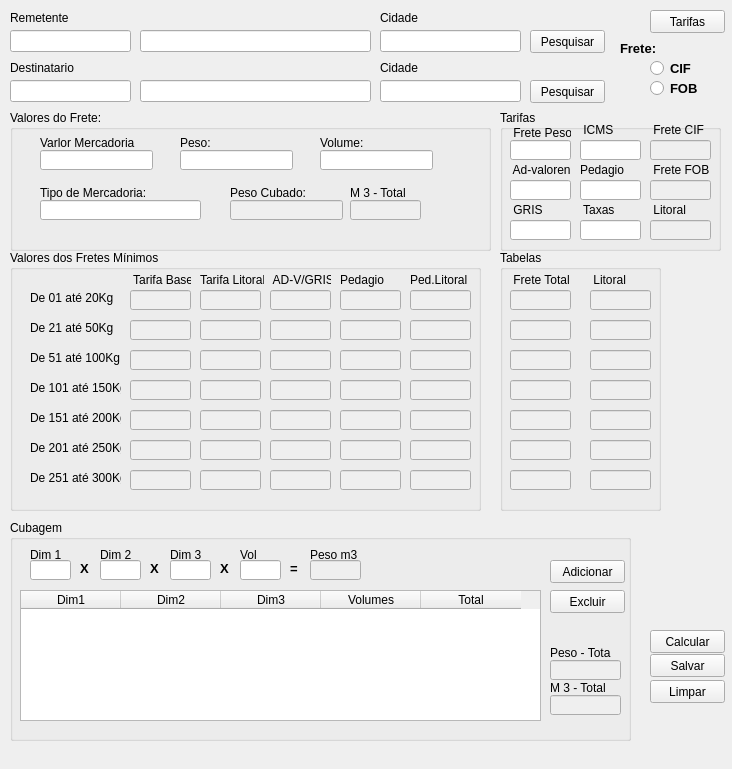
Before: the Qt Designer form Forms/frm_principal_full.ui in luissantananet/SistCotacao, drawn with Qt 5.
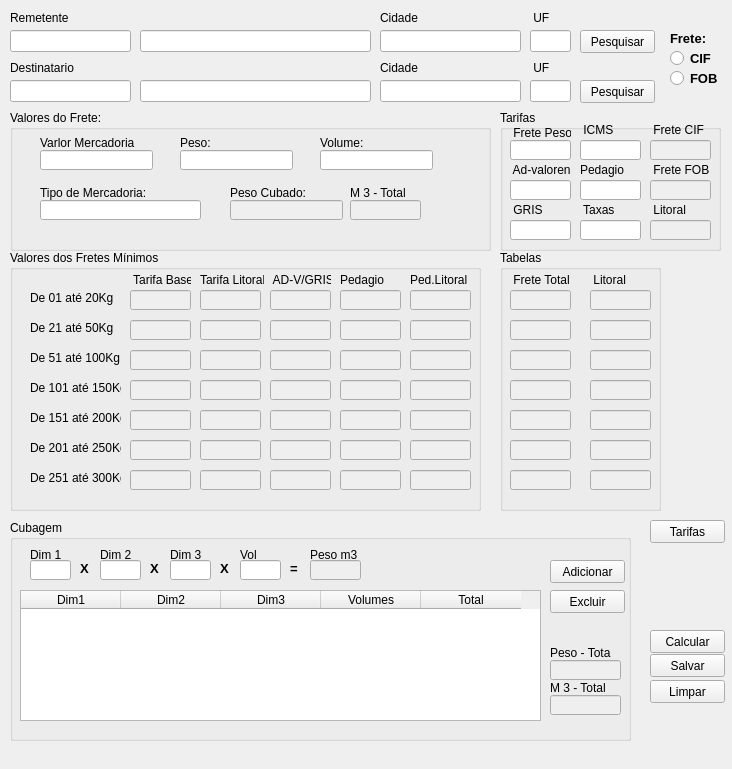
After: the same form once the commit is applied.

Patch:
```diff
--- a/Forms/frm_principal_full.ui
+++ b/Forms/frm_principal_full.ui
@@ -1774,7 +1774,7 @@
    <widget class="QPushButton" name="btn_rem_pesq">
     <property name="geometry">
      <rect>
-      <x>530</x>
+      <x>580</x>
       <y>30</y>
       <width>75</width>
       <height>23</height>
@@ -1787,7 +1787,7 @@
    <widget class="QPushButton" name="btn_dest_pesq">
     <property name="geometry">
      <rect>
-      <x>530</x>
+      <x>580</x>
       <y>80</y>
       <width>75</width>
       <height>23</height>
@@ -1801,7 +1801,7 @@
     <property name="geometry">
      <rect>
       <x>650</x>
-      <y>10</y>
+      <y>520</y>
       <width>75</width>
       <height>23</height>
      </rect>
@@ -1813,9 +1813,9 @@
    <widget class="QRadioButton" name="rbtn_cif">
     <property name="geometry">
      <rect>
-      <x>650</x>
-      <y>60</y>
-      <width>71</width>
+      <x>670</x>
+      <y>50</y>
+      <width>61</width>
       <height>17</height>
      </rect>
     </property>
@@ -1833,8 +1833,8 @@
    <widget class="QLabel" name="label_9">
     <property name="geometry">
      <rect>
-      <x>620</x>
-      <y>40</y>
+      <x>670</x>
+      <y>30</y>
       <width>47</width>
       <height>17</height>
      </rect>
@@ -1853,9 +1853,9 @@
    <widget class="QRadioButton" name="rbtn_fob">
     <property name="geometry">
      <rect>
-      <x>650</x>
-      <y>80</y>
-      <width>71</width>
+      <x>670</x>
+      <y>70</y>
+      <width>61</width>
       <height>17</height>
      </rect>
     </property>
@@ -1870,6 +1870,58 @@
      <string>FOB</string>
     </property>
    </widget>
+   <widget class="QLineEdit" name="edt_uf">
+    <property name="geometry">
+     <rect>
+      <x>530</x>
+      <y>30</y>
+      <width>41</width>
+      <height>22</height>
+     </rect>
+    </property>
+    <property name="text">
+     <string/>
+    </property>
+   </widget>
+   <widget class="QLabel" name="label_7">
+    <property name="geometry">
+     <rect>
+      <x>530</x>
+      <y>10</y>
+      <width>41</width>
+      <height>16</height>
+     </rect>
+    </property>
+    <property name="text">
+     <string> UF</string>
+    </property>
+   </widget>
+   <widget class="QLineEdit" name="edt_uf_2">
+    <property name="geometry">
+     <rect>
+      <x>530</x>
+      <y>80</y>
+      <width>41</width>
+      <height>22</height>
+     </rect>
+    </property>
+    <property name="text">
+     <string/>
+    </property>
+   </widget>
+   <widget class="QLabel" name="label_8">
+    <property name="geometry">
+     <rect>
+      <x>530</x>
+      <y>60</y>
+      <width>41</width>
+      <height>16</height>
+     </rect>
+    </property>
+    <property name="text">
+     <string> UF</string>
+    </property>
+   </widget>
   </widget>
   <widget class="QMenuBar" name="menubar">
    <property name="geometry">
```
